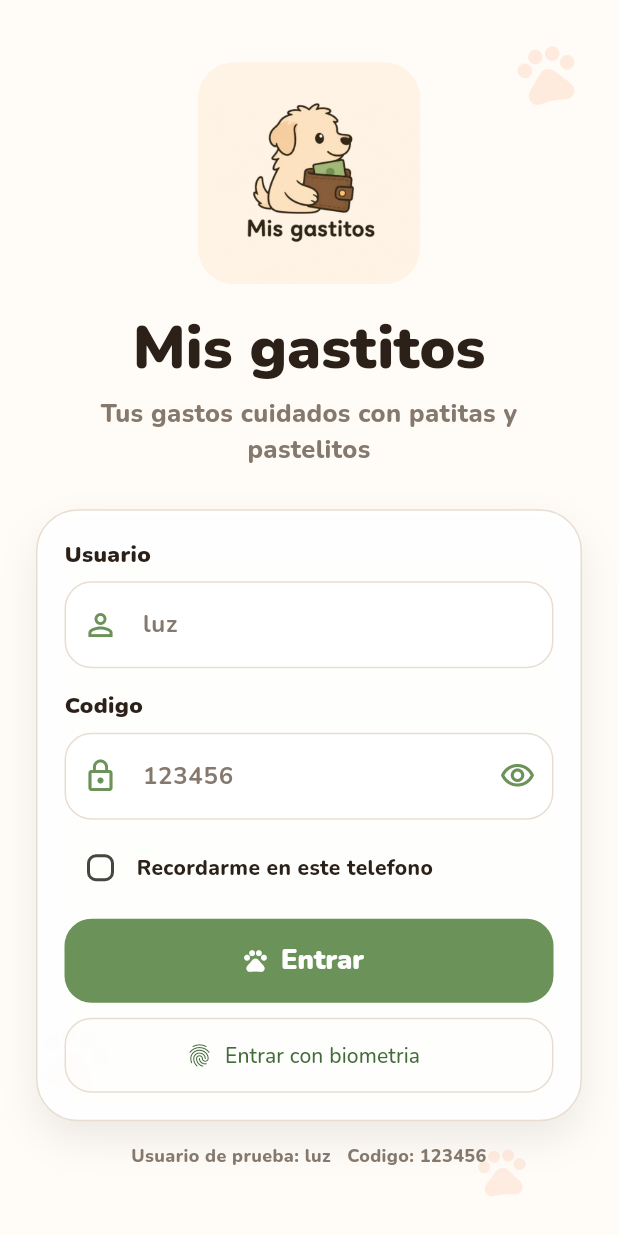
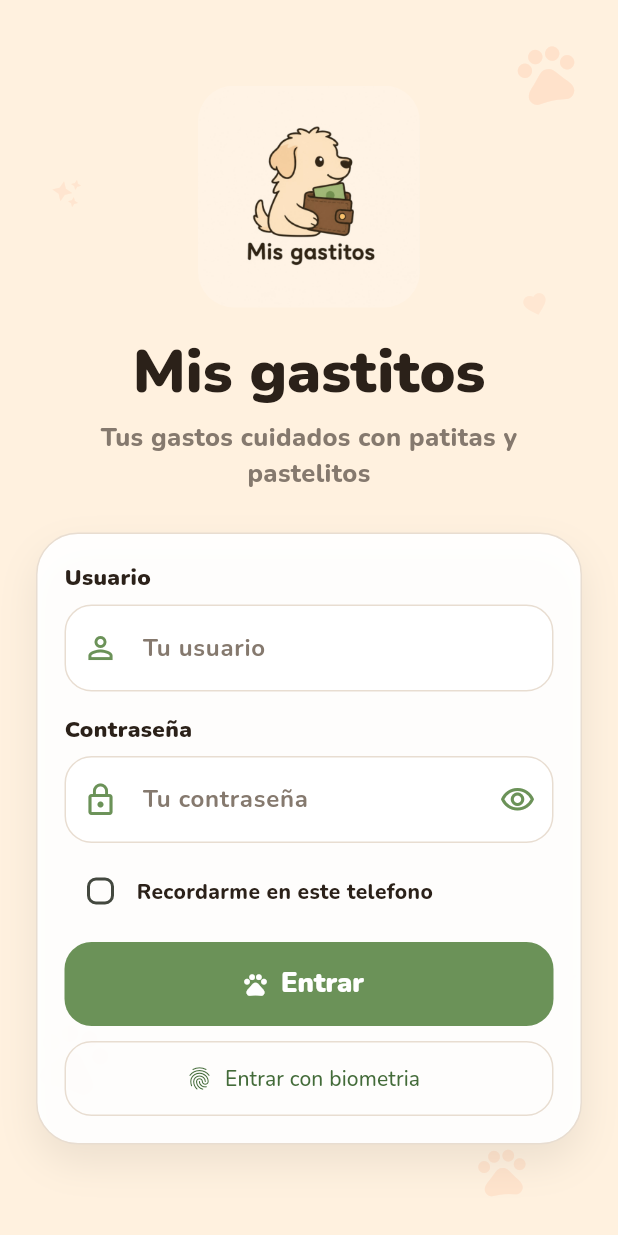
Before and after one commit to Super-Emilio-Molas/misgastitos, a Flutter app: the screen it shows after launch, on a phone screen of 412 x 824 dp. Run offline on Flutter 3.47's test engine with Material 3 defaults, Android fonts, the phone set to English and light mode, and no system bars; our stand-ins replace google_fonts, local_auth, shared_preferences.

Commit message:
Polish cute login and balance dog

```diff
--- a/lib/componentes/fondo_huellitas.dart
+++ b/lib/componentes/fondo_huellitas.dart
@@ -11,10 +11,31 @@ class FondoHuellitas extends StatelessWidget {
   Widget build(BuildContext context) {
     return Stack(
       children: [
+        const Positioned.fill(child: ColoredBox(color: ColoresApp.fondo)),
         Positioned(
           top: 26,
           right: 24,
           child: _Huella(opacidad: 0.18, tamano: 46, giro: -0.2),
+        ),
+        Positioned(
+          top: 118,
+          left: 34,
+          child: _DecoracionCute(
+            icono: Icons.auto_awesome,
+            opacidad: 0.14,
+            tamano: 20,
+            giro: 0.18,
+          ),
+        ),
+        Positioned(
+          top: 194,
+          right: 46,
+          child: _DecoracionCute(
+            icono: Icons.favorite,
+            opacidad: 0.12,
+            tamano: 18,
+            giro: -0.28,
+          ),
         ),
         Positioned(
           bottom: 92,
@@ -25,6 +46,16 @@ class FondoHuellitas extends StatelessWidget {
           bottom: 24,
           right: 58,
           child: _Huella(opacidad: 0.16, tamano: 38, giro: -0.08),
+        ),
+        Positioned(
+          bottom: 168,
+          right: 28,
+          child: _DecoracionCute(
+            icono: Icons.auto_awesome,
+            opacidad: 0.12,
+            tamano: 18,
+            giro: -0.2,
+          ),
         ),
         child,
       ],
@@ -55,3 +86,29 @@ class _Huella extends StatelessWidget {
     );
   }
 }
+
+class _DecoracionCute extends StatelessWidget {
+  const _DecoracionCute({
+    required this.icono,
+    required this.opacidad,
+    required this.tamano,
+    required this.giro,
+  });
+
+  final IconData icono;
+  final double opacidad;
+  final double tamano;
+  final double giro;
+
+  @override
+  Widget build(BuildContext context) {
+    return Transform.rotate(
+      angle: giro,
+      child: Icon(
+        icono,
+        size: tamano,
+        color: ColoresApp.durazno.withValues(alpha: opacidad),
+      ),
+    );
+  }
+}
--- a/lib/pantallas/inicio/pantalla_inicio.dart
+++ b/lib/pantallas/inicio/pantalla_inicio.dart
@@ -173,6 +173,10 @@ class _TarjetaSaldo extends StatelessWidget {
         final margenSuperior = (anchoPerrito * 0.42).clamp(42.0, 62.0);
         final paddingSuperior = compacto ? 18.0 : 20.0;
         final posicionDerecha = (anchoTarjeta * 0.035).clamp(4.0, 14.0);
+        final posicionSuperior = (margenSuperior - anchoPerrito * 0.6).clamp(
+          -26.0,
+          4.0,
+        );
 
         return Stack(
           clipBehavior: Clip.none,
@@ -279,11 +283,23 @@ class _TarjetaSaldo extends StatelessWidget {
               ),
             ),
             Positioned(
-              top: 2,
+              top: posicionSuperior,
               right: posicionDerecha,
               child: IgnorePointer(
                 child: AnimatedSwitcher(
-                  duration: const Duration(milliseconds: 220),
+                  duration: const Duration(milliseconds: 320),
+                  switchInCurve: Curves.easeOutBack,
+                  switchOutCurve: Curves.easeIn,
+                  transitionBuilder: (child, animation) {
+                    final escala = Tween<double>(
+                      begin: 0.92,
+                      end: 1,
+                    ).animate(animation);
+                    return FadeTransition(
+                      opacity: animation,
+                      child: ScaleTransition(scale: escala, child: child),
+                    );
+                  },
                   child: Image.asset(
                     saldoOculto
                         ? 'images/perrito_tapando_los_ojos_sobre_panel_saldo_actual.png'
--- a/lib/pantallas/login/pantalla_login.dart
+++ b/lib/pantallas/login/pantalla_login.dart
@@ -110,16 +110,6 @@ class _PantallaLoginState extends State<PantallaLogin> {
                           alIngresar: _ingresar,
                           alBiometria: _ingresarConBiometria,
                         ),
-                        const SizedBox(height: 14),
-                        const Text(
-                          'Usuario de prueba: luz   Codigo: 123456',
-                          textAlign: TextAlign.center,
-                          style: TextStyle(
-                            color: ColoresApp.textoSuave,
-                            fontSize: 12,
-                            fontWeight: FontWeight.w800,
-                          ),
-                        ),
                       ],
                     ),
                   ),
@@ -140,7 +130,7 @@ class _PantallaLoginState extends State<PantallaLogin> {
     if (!valido) {
       setState(() => _cargando = false);
       ScaffoldMessenger.of(context).showSnackBar(
-        const SnackBar(content: Text('Usuario o codigo incorrecto.')),
+        const SnackBar(content: Text('Usuario o contraseña incorrectos.')),
       );
       return;
     }
@@ -206,19 +196,21 @@ class _PanelLogin extends StatelessWidget {
           CampoSuave(
             controlador: usuario,
             etiqueta: 'Usuario',
-            pista: 'luz',
+            pista: 'Tu usuario',
             icono: Icons.person_outline,
           ),
           const SizedBox(height: 14),
           CampoSuave(
             controlador: codigo,
-            etiqueta: 'Codigo',
-            pista: '123456',
+            etiqueta: 'Contraseña',
+            pista: 'Tu contraseña',
             icono: Icons.lock_outline,
             teclado: TextInputType.number,
             esSecreto: !mostrarCodigo,
             accion: IconButton(
-              tooltip: mostrarCodigo ? 'Ocultar codigo' : 'Mostrar codigo',
+              tooltip: mostrarCodigo
+                  ? 'Ocultar contraseña'
+                  : 'Mostrar contraseña',
               onPressed: alAlternarCodigo,
               icon: Icon(
                 mostrarCodigo
--- a/lib/tema/colores_app.dart
+++ b/lib/tema/colores_app.dart
@@ -1,8 +1,8 @@
 import 'package:flutter/material.dart';
 
 class ColoresApp {
-  static const fondo = Color(0xFFFFFBF6);
-  static const crema = Color(0xFFFFF1DF);
+  static const fondo = Color(0xFFFFF1DF);
+  static const crema = Color(0xFFFFE9CA);
   static const cremaClaro = Color(0xFFFFF7EC);
   static const verde = Color(0xFF6B9258);
   static const verdeOscuro = Color(0xFF436B39);
```
Also changed, not shown: 1 other file.
